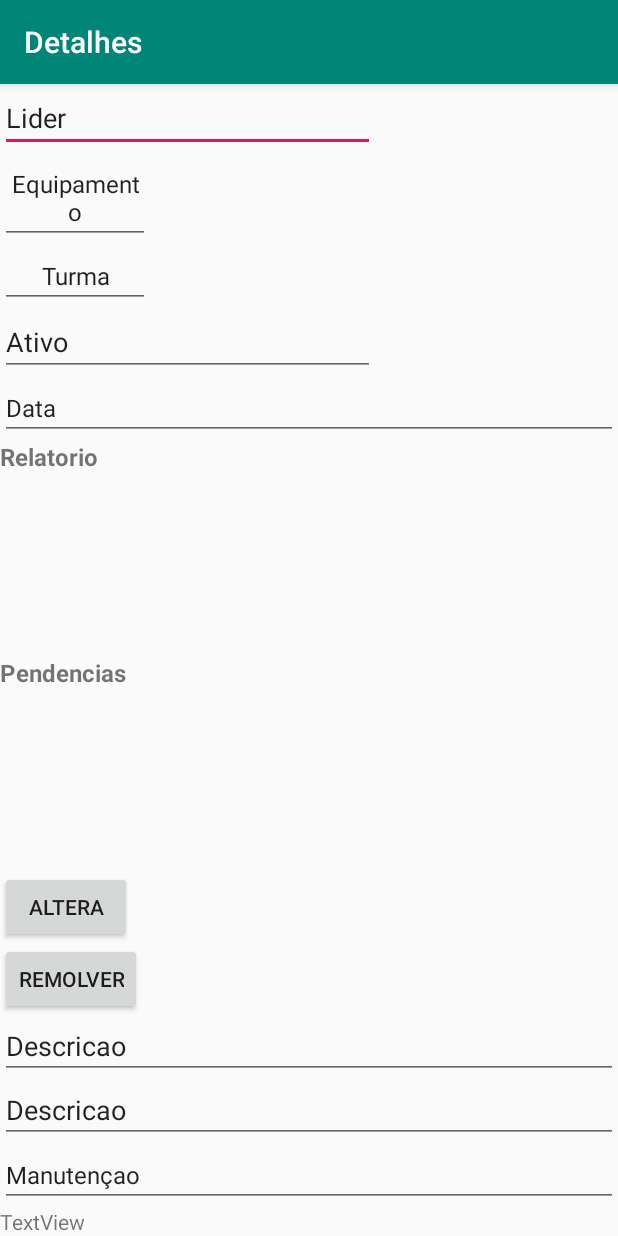
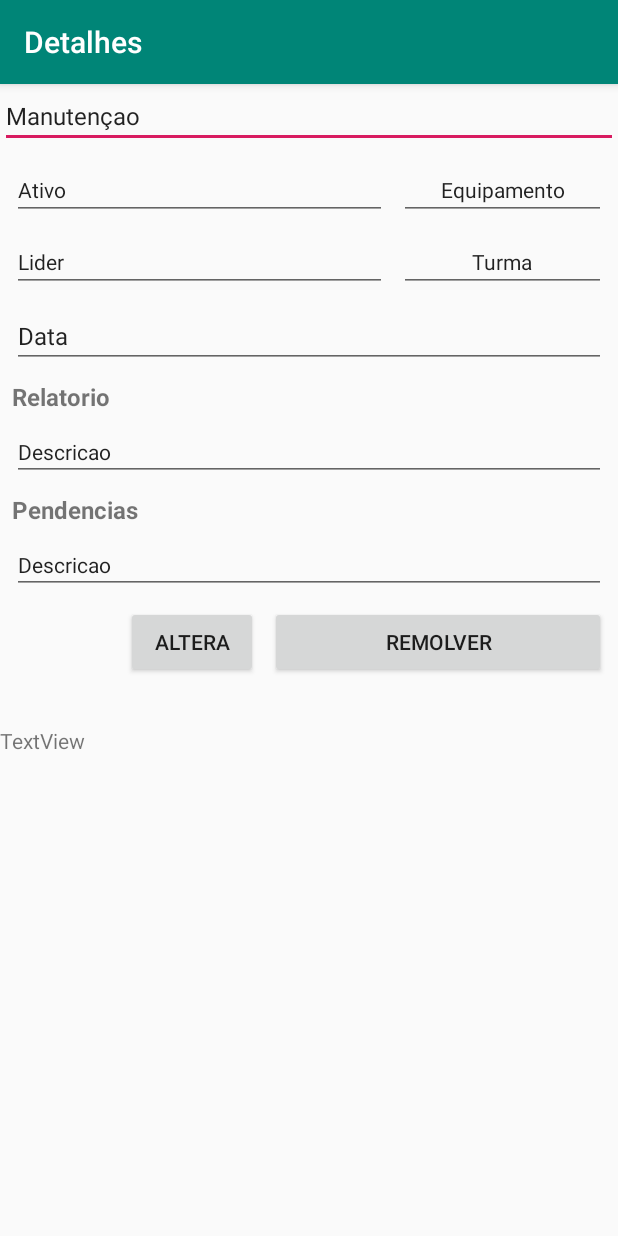
Before and after one commit to bhil3d/Corredor, an Android app: the Tela_detalhe_meus_Relatorios screen opened directly, with no data from a screen before it, on a phone screen of 412 x 824 dp. Run offline under Robolectric (Android 15) with nearby library versions, the light colour scheme and no system bars; our stand-ins replace Firebase (no records; nobody signed in at launch, a user with empty details on screens opened directly).

Commit message:
tela de perfil

```diff
--- a/app/build.gradle
+++ b/app/build.gradle
@@ -31,4 +31,7 @@ dependencies {
     testImplementation 'junit:junit:4.12'
     androidTestImplementation 'com.android.support.test:runner:1.0.2'
     androidTestImplementation 'com.android.support.test.espresso:espresso-core:3.0.2'
+
+    //Dependências circle image view
+    implementation 'de.hdodenhof:circleimageview:2.2.0'
 }
--- a/app/src/main/AndroidManifest.xml
+++ b/app/src/main/AndroidManifest.xml
@@ -9,7 +9,8 @@
         android:roundIcon="@mipmap/ic_launcher_round"
         android:supportsRtl="true"
         android:theme="@style/AppTheme">
-        <activity android:name=".Activity.AtualizardadosDF"></activity>
+        <activity android:name=".Activity.Editar_perfil_Activity"></activity>
+        <activity android:name=".Activity.AtualizardadosDF" />
         <activity android:name=".Activity.Tela_df_resultados" />
         <activity android:name=".Activity.AtualisarStatusEquipamentosActivity" />
         <activity android:name=".Activity.StatusEquipamento_Cadastro_AtivosActivity" />
@@ -38,4 +39,6 @@
         </activity>
     </application>
 
+    <uses-permission android:name="android.permission.INTERNET" />
+
 </manifest>
--- a/app/src/main/res/layout/tela_detalhe_meus__relatoriosactivity_.xml
+++ b/app/src/main/res/layout/tela_detalhe_meus__relatoriosactivity_.xml
@@ -6,17 +6,30 @@
     android:layout_height="match_parent"
     tools:context=".Activity.Tela_detalhe_meus_Relatorios">
 
-    <android.support.design.widget.TextInputEditText
 
-        android:id="@+id/LiderA"
-        android:layout_width="250dp"
+    <Button
+        android:id="@+id/butaoalterar"
+        android:layout_width="0dp"
         android:layout_height="wrap_content"
-        android:text="Lider"
-        android:textSize="18sp"
-        app:layout_constraintBottom_toTopOf="@+id/EquipamentoA"
-        app:layout_constraintTop_toTopOf="parent"
-        tools:layout_editor_absoluteX="8dp" />
+        android:layout_marginStart="84dp"
+        android:layout_marginTop="8dp"
+        android:text="Altera"
+        android:textSize="14sp"
+        app:layout_constraintStart_toStartOf="parent"
+        app:layout_constraintTop_toBottomOf="@+id/PendenciaA" />
 
+    <Button
+        android:id="@+id/butaoremover"
+        android:layout_width="0dp"
+        android:layout_height="wrap_content"
+        android:layout_marginStart="8dp"
+        android:layout_marginTop="8dp"
+        android:layout_marginEnd="8dp"
+        android:text="Remolver"
+        app:layout_constraintEnd_toEndOf="parent"
+        app:layout_constraintHorizontal_bias="0.447"
+        app:layout_constraintStart_toEndOf="@+id/butaoalterar"
+        app:layout_constraintTop_toBottomOf="@+id/PendenciaA" />
 
     <EditText
 
@@ -25,35 +38,40 @@
         android:layout_height="wrap_content"
         android:text="Manutençao"
         android:textSize="16sp"
-        app:layout_constraintBottom_toTopOf="@+id/IdrelatorioA"
-        app:layout_constraintTop_toBottomOf="@+id/PendenciaA"
-        tools:layout_editor_absoluteX="8dp" />
+        app:layout_constraintEnd_toEndOf="parent"
+        app:layout_constraintStart_toStartOf="parent"
+        app:layout_constraintTop_toTopOf="parent" />
 
 
     <EditText
 
         android:id="@+id/EquipamentoA"
-        android:layout_width="100dp"
+        android:layout_width="0dp"
         android:layout_height="wrap_content"
+        android:layout_marginStart="8dp"
+        android:layout_marginTop="8dp"
+        android:layout_marginEnd="8dp"
         android:text="Equipamento"
         android:textAlignment="center"
-        android:textSize="16sp"
-        app:layout_constraintBottom_toTopOf="@+id/TurmaA"
-        app:layout_constraintTop_toBottomOf="@+id/LiderA"
-        tools:layout_editor_absoluteX="303dp" />
-
+        android:textSize="14sp"
+        app:layout_constraintEnd_toEndOf="parent"
+        app:layout_constraintStart_toEndOf="@+id/AtivoA"
+        app:layout_constraintTop_toBottomOf="@+id/ManutecaoA" />
 
     <EditText
 
         android:id="@+id/TurmaA"
-        android:layout_width="100dp"
+        android:layout_width="0dp"
         android:layout_height="wrap_content"
+        android:layout_marginStart="8dp"
+        android:layout_marginTop="8dp"
+        android:layout_marginEnd="8dp"
         android:text="Turma"
         android:textAlignment="center"
-        android:textSize="16sp"
-        app:layout_constraintBottom_toTopOf="@+id/AtivoA"
-        app:layout_constraintTop_toBottomOf="@+id/EquipamentoA"
-        tools:layout_editor_absoluteX="303dp" />
+        android:textSize="14sp"
+        app:layout_constraintEnd_toEndOf="parent"
+        app:layout_constraintStart_toEndOf="@+id/LiderA"
+        app:layout_constraintTop_toBottomOf="@+id/EquipamentoA" />
 
 
     <EditText
@@ -61,94 +79,106 @@
         android:id="@+id/AtivoA"
         android:layout_width="250dp"
         android:layout_height="wrap_content"
+        android:layout_marginStart="8dp"
+        android:layout_marginTop="8dp"
         android:text="Ativo"
-        android:textSize="18sp"
-        app:layout_constraintBottom_toTopOf="@+id/DataA"
-        app:layout_constraintTop_toBottomOf="@+id/TurmaA"
-        tools:layout_editor_absoluteX="8dp" />
+        android:textSize="14sp"
+        app:layout_constraintStart_toStartOf="parent"
+        app:layout_constraintTop_toBottomOf="@+id/ManutecaoA" />
 
     <EditText
 
         android:id="@+id/DataA"
         android:layout_width="match_parent"
         android:layout_height="wrap_content"
+        android:layout_marginStart="8dp"
+        android:layout_marginTop="8dp"
+        android:layout_marginEnd="8dp"
         android:text="Data"
         android:textSize="16sp"
-        app:layout_constraintBottom_toTopOf="@+id/textView"
-        app:layout_constraintTop_toBottomOf="@+id/AtivoA"
-        tools:layout_editor_absoluteX="8dp" />
-
-    <TextView
-        android:id="@+id/textView"
-        android:layout_width="match_parent"
-        android:layout_height="0dp"
-        android:text="Relatorio"
-        android:textSize="16sp"
-        android:textStyle="bold"
-        app:layout_constraintBottom_toTopOf="@+id/textView7"
         app:layout_constraintEnd_toEndOf="parent"
+        app:layout_constraintHorizontal_bias="0.0"
         app:layout_constraintStart_toStartOf="parent"
-        app:layout_constraintTop_toBottomOf="@+id/DataA" />
-
+        app:layout_constraintTop_toBottomOf="@+id/LiderA" />
 
     <EditText
         android:id="@+id/RelatorioA"
         android:layout_width="match_parent"
         android:layout_height="wrap_content"
+        android:layout_marginStart="8dp"
+        android:layout_marginTop="8dp"
+        android:layout_marginEnd="8dp"
         android:paddingTop="8dp"
         android:paddingBottom="10dp"
         android:text="Descricao"
-        app:layout_constraintBottom_toTopOf="@+id/PendenciaA"
-        app:layout_constraintTop_toBottomOf="@+id/butaoremover"
-        tools:layout_editor_absoluteX="8dp" />
-
-    <TextView
-        android:id="@+id/textView7"
-        android:layout_width="match_parent"
-        android:layout_height="0dp"
-        android:text="Pendencias"
-        android:textSize="16sp"
-        android:textStyle="bold"
-        app:layout_constraintBottom_toTopOf="@+id/butaoalterar"
-        app:layout_constraintTop_toBottomOf="@+id/textView"
-        tools:layout_editor_absoluteX="8dp" />
+        android:textSize="14sp"
+        app:layout_constraintEnd_toEndOf="parent"
+        app:layout_constraintStart_toStartOf="parent"
+        app:layout_constraintTop_toBottomOf="@+id/textView" />
 
     <EditText
         android:id="@+id/PendenciaA"
         android:layout_width="match_parent"
         android:layout_height="wrap_content"
+        android:layout_marginStart="8dp"
+        android:layout_marginTop="8dp"
+        android:layout_marginEnd="8dp"
         android:paddingTop="8dp"
         android:paddingBottom="10dp"
         android:text="Descricao"
-        app:layout_constraintBottom_toTopOf="@+id/ManutecaoA"
-        app:layout_constraintTop_toBottomOf="@+id/RelatorioA"
-        tools:layout_editor_absoluteX="8dp" />
+        android:textSize="14sp"
+        app:layout_constraintEnd_toEndOf="parent"
+        app:layout_constraintStart_toStartOf="parent"
+        app:layout_constraintTop_toBottomOf="@+id/textView7" />
 
-    <Button
-        android:id="@+id/butaoalterar"
-        android:layout_width="wrap_content"
+    <TextView
+        android:id="@+id/textView"
+        android:layout_width="match_parent"
         android:layout_height="wrap_content"
-        android:text="Altera"
-        app:layout_constraintBottom_toTopOf="@+id/butaoremover"
-        app:layout_constraintTop_toBottomOf="@+id/textView7"
-        tools:layout_editor_absoluteX="8dp" />
+        android:layout_marginStart="8dp"
+        android:layout_marginTop="8dp"
+        android:layout_marginEnd="8dp"
+        android:text="Relatorio"
+        android:textSize="16sp"
+        android:textStyle="bold"
+        app:layout_constraintEnd_toEndOf="parent"
+        app:layout_constraintHorizontal_bias="0.0"
+        app:layout_constraintStart_toStartOf="parent"
+        app:layout_constraintTop_toBottomOf="@+id/DataA" />
 
-    <Button
-        android:id="@+id/butaoremover"
-        android:layout_width="wrap_content"
+    <TextView
+        android:id="@+id/textView7"
+        android:layout_width="match_parent"
         android:layout_height="wrap_content"
-        android:text="Remolver"
-        app:layout_constraintBottom_toTopOf="@+id/RelatorioA"
-        app:layout_constraintTop_toBottomOf="@+id/butaoalterar"
-        tools:layout_editor_absoluteX="307dp" />
+        android:layout_marginStart="8dp"
+        android:layout_marginTop="8dp"
+        android:layout_marginEnd="8dp"
+        android:text="Pendencias"
+        android:textSize="16sp"
+        android:textStyle="bold"
+        app:layout_constraintEnd_toEndOf="parent"
+        app:layout_constraintStart_toStartOf="parent"
+        app:layout_constraintTop_toBottomOf="@+id/RelatorioA" />
 
     <TextView
         android:id="@+id/IdrelatorioA"
         android:layout_width="wrap_content"
         android:layout_height="wrap_content"
+        android:layout_marginTop="32dp"
         android:text="TextView"
-        app:layout_constraintBottom_toBottomOf="parent"
-        app:layout_constraintTop_toBottomOf="@+id/ManutecaoA"
-        tools:layout_editor_absoluteX="345dp" />
+        app:layout_constraintTop_toBottomOf="@+id/butaoremover"
+        tools:layout_editor_absoluteX="200dp" />
+
+    <android.support.design.widget.TextInputEditText
+
+        android:id="@+id/LiderA"
+        android:layout_width="250dp"
+        android:layout_height="wrap_content"
+        android:layout_marginStart="8dp"
+        android:layout_marginTop="8dp"
+        android:text="Lider"
+        android:textSize="14sp"
+        app:layout_constraintStart_toStartOf="parent"
+        app:layout_constraintTop_toBottomOf="@+id/AtivoA" />
 
 </android.support.constraint.ConstraintLayout>
--- a/app/src/main/res/values/colors.xml
+++ b/app/src/main/res/values/colors.xml
@@ -8,4 +8,5 @@
     <color name="colorPurpleT">#64983cff</color>
     <color name="colorBlue">#2FB4FF</color>
     <color name="colorBlueT">#642fb4ff</color>
+    <color name="azulEscuro">#3f51b5</color>
 </resources>
--- a/build.gradle
+++ b/build.gradle
@@ -19,6 +19,8 @@ allprojects {
     repositories {
         google()
         jcenter()
+        maven { url "https://jitpack.io" }
+        maven { url "https://maven.google.com" }
 
     }
 }
```
Also changed, not shown: app/src/main/java/com/example/corredor/Activity/Editar_perfil_Activity.java (added, +15 -0 lines), app/src/main/java/com/example/corredor/Activity/Tela_Menu_Principal.java (+13 -0 lines), app/src/main/java/com/example/corredor/Class/CadastraRelatoriosTurno.java (+11 -11 lines), app/src/main/java/com/example/corredor/contrachequeFragment.java (added, +39 -0 lines), app/src/main/java/com/example/corredor/passagensFragment.java (added, +38 -0 lines), app/src/main/res/drawable/ic_email_black_24dp.xml (added, +9 -0 lines), app/src/main/res/drawable/ic_perfil_preto_24dp.xml (added, +9 -0 lines), app/src/main/res/layout/activity_editar_perfil_.xml (added, +66 -0 lines), app/src/main/res/layout/content_main.xml (+6 -7 lines), app/src/main/res/layout/fragment_contracheque.xml (added, +31 -0 lines), app/src/main/res/layout/fragment_passagens.xml (added, +35 -0 lines), app/src/main/res/layout/nav_header_main.xml (+6 -7 lines), app/src/main/res/drawable-ldpi/avatar.jpg (added).
